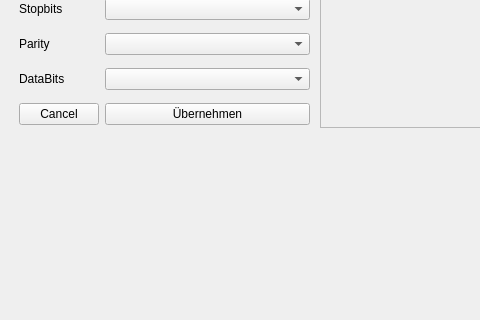
This is mainwindow.ui in paulwesinger/ModbusLinux as Qt 5 draws it before an edit; both pictures show x 0 to 480 and y 143 to 463 of the 881 by 600 pixel window. The edited form follows.
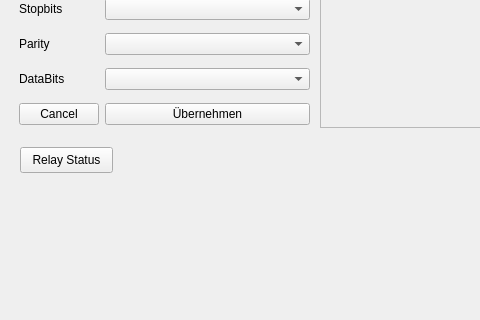
This is the edited form.

Patch:
```diff
--- a/mainwindow.ui
+++ b/mainwindow.ui
@@ -122,6 +122,19 @@
      <string>abschicken</string>
     </property>
    </widget>
+   <widget class="QPushButton" name="pbReadRelayState">
+    <property name="geometry">
+     <rect>
+      <x>20</x>
+      <y>290</y>
+      <width>93</width>
+      <height>26</height>
+     </rect>
+    </property>
+    <property name="text">
+     <string>Relay Status</string>
+    </property>
+   </widget>
   </widget>
   <widget class="QMenuBar" name="menubar">
    <property name="geometry">
```
